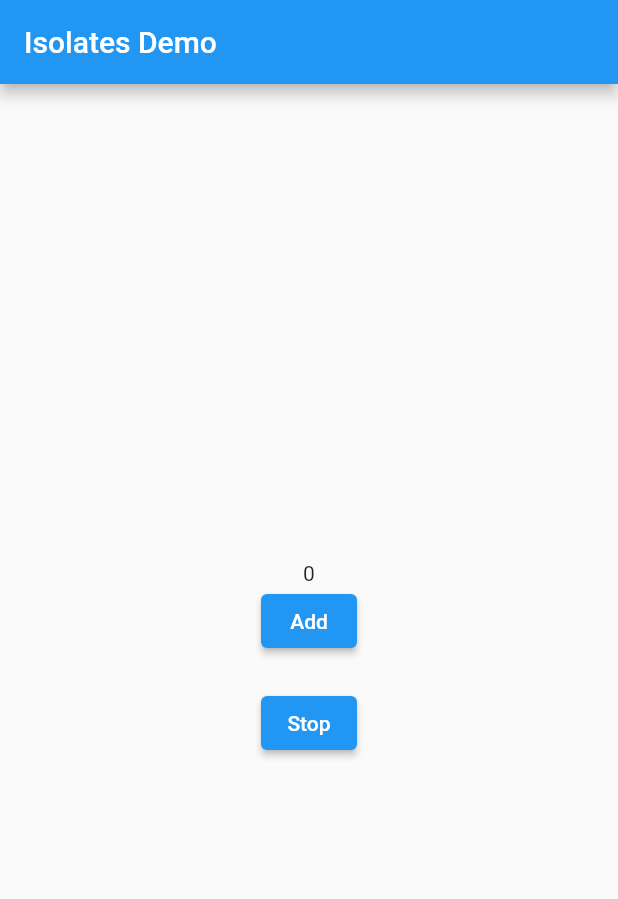
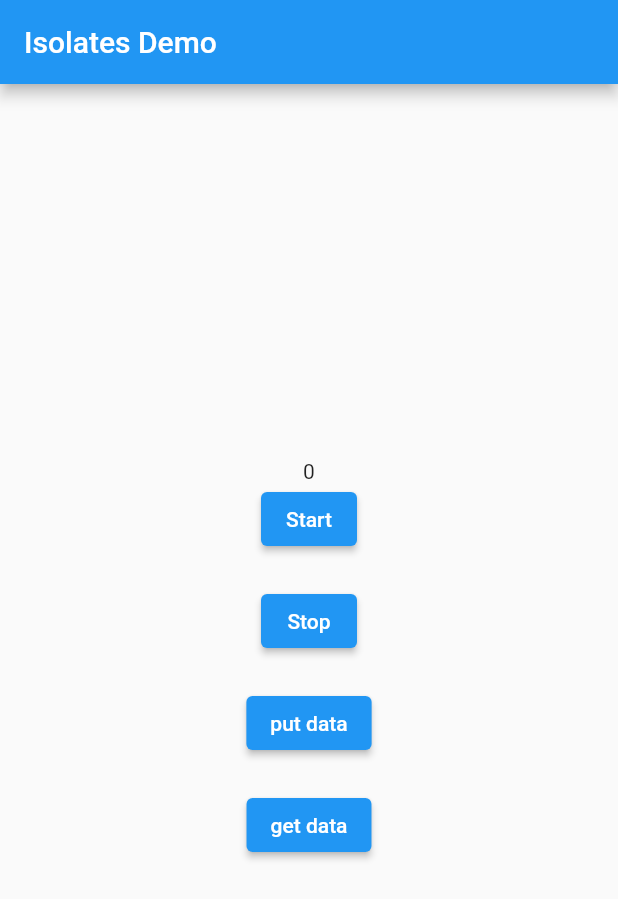
Before and after one commit to Fahim17/demoIsolateFlutter, a Flutter app: the screen it shows after launch, on a phone screen of 412 x 824 dp. Shown: the top 899 px of the screen. Run offline on Flutter 3.47's test engine with Material 2 defaults, Android fonts, the phone set to English and light mode, and no system bars; our stand-ins replace battery_plus, device_info_plus, geolocator, hive, hive_flutter, location; missing offline and left inert: flutter_background_service; accounts and stored records are empty.

Commit message:
hive needs work

```diff
--- /dev/null
+++ b/lib/hivedb.dart
@@ -0,0 +1,12 @@
+import 'package:hive/hive.dart';
+import 'hiveObjectModal.dart';
+
+class HiveDB {
+  static put() async {
+    var box = await Hive.openBox('myBox');
+
+    box.put(0, {'naam': 'abul', 'phone': '0174'});
+
+    print('putting data success');
+  }
+}
--- a/lib/main.dart
+++ b/lib/main.dart
@@ -8,10 +8,14 @@ import 'package:flutter/foundation.dart';
 import 'package:flutter/material.dart';
 import 'package:flutter_background_service/flutter_background_service.dart';
 import 'package:geolocator/geolocator.dart';
+import 'package:hive/hive.dart';
+import 'package:hive_flutter/hive_flutter.dart';
 import 'package:http/http.dart' as http;
-
+import 'package:path_provider/path_provider.dart' as pathProvider;
 import 'package:location/location.dart';
 import 'package:intl/intl.dart';
+
+import 'hivedb.dart';
 
 String androidId = '';
 double? lat = 0.0;
@@ -33,7 +37,7 @@ void main() async {
   // _batteryStateSubscription =
   //     _battery.onBatteryStateChanged.listen(_updateBatteryState);
 
-//----------- Location------------
+//----------- Location Permission------------
   Location location = new Location();
   location.enableBackgroundMode();
   late bool _serviceEnabled;
@@ -56,7 +60,7 @@ void main() async {
   }
 
 //------------------------------------------------------
-  //await initializeService();
+
   print('THIS IS MAIN FUNCTION');
   runApp(MyApp());
 }
@@ -114,24 +118,23 @@ void onStart() {
     }
   });
   final DeviceInfoPlugin deviceInfoPlugin = DeviceInfoPlugin();
-  Location;
   // bring to foreground
   service.setForegroundMode(true);
+
+  //------------------Loop start----------------
   Timer.periodic(const Duration(seconds: 5), (timer) async {
     //if (!(await service.isServiceRunning())) timer.cancel();
+
+    //----------------Set Notification------------------
     service.setNotificationInfo(
       title: "Background Service testing",
       content: "Updated at ${DateTime.now()}",
     );
-//----------------------------------
+    //----------------------------------------------------
 
     final info = await deviceInfoPlugin.androidInfo;
     androidId = info.androidId.toString();
-    //print('android Id :' + androidId);
-
-    // var battery = Battery();
-    // batteryStatus = await battery.batteryLevel.toString();
-    //print('Battery: $batteryStatus');
+    //------------------------Geo Location-----------------
 
     Position? position = await Geolocator.getCurrentPosition();
     if (position != null) {
@@ -140,23 +143,34 @@ void onStart() {
     }
     print('latlong: $lat, $long');
 
+    //------------------Time Date----------------------------------
     var now = DateTime.now();
     var formatter = DateFormat('dd-MM-yyyy');
     formattedDate = formatter.format(now);
-    //print('date: $formattedDate');
-//----------------------------------
+    //-------------------------------------------------
 
+    //---------------HIVE-------------------
+    // Directory directory = await pathProvider.getApplicationDocumentsDirectory();
+    // Hive.init('/data/user/0/com.example.demoisolate/app_flutter');
+    // var box = await Hive.openBox('myBox');
+
+    // print(box.getAt(0)['naam']);
+    // print(box.getAt(0)['phone']);
+    //----------------------------------
+
+    //--------------------Api Hit Logic-----------------------------
     if (mobileNo == '' && syncCode == '') {
       getMobileAndSync();
     } else {
       sendActivity(timer);
     }
-
+    //--------------------Api Hit Logic-----------------------------
     service.sendData(
       {
         //"current_date": DateTime.now().toIso8601String(),
       },
     );
+    //-------------------------------------------------
   });
 }
 
@@ -232,12 +246,19 @@ class _MyHomePageState extends State<MyHomePage> {
   @override
   void initState() {
     super.initState();
+    initHiveDB();
   }
 
   // Future<void> runCompute() async {
   //   count = await compute(computeFunction, 2000);
   //   setState(() {});
   // }
+  Future<void> initHiveDB() async {
+    // await Hive.initFlutter();
+    Directory directory = await pathProvider.getApplicationDocumentsDirectory();
+    print(directory.path);
+    Hive.init(directory.path);
+  }
 
   @override
   Widget build(BuildContext context) {
@@ -251,7 +272,7 @@ class _MyHomePageState extends State<MyHomePage> {
           children: <Widget>[
             Text(count.toString()),
             ElevatedButton(
-              child: Text("Add"),
+              child: Text("Start"),
               onPressed: () async {
                 count++;
                 await initializeService();
@@ -264,14 +285,39 @@ class _MyHomePageState extends State<MyHomePage> {
             ElevatedButton(
               child: Text("Stop"),
               onPressed: () async {
-                count--;
-                final service = FlutterBackgroundService();
-                var isRunning = await service.isServiceRunning();
-                if (isRunning) {
-                  service.sendData(
-                    {"action": "stopService"},
-                  );
-                }
+                // count--;
+                // final service = FlutterBackgroundService();
+                // var isRunning = await service.isServiceRunning();
+                // if (isRunning) {
+                //   service.sendData(
+                //     {"action": "stopService"},
+                //   );
+                // }
+
+                setState(() {});
+              },
+            ),
+            const SizedBox(
+              height: 20,
+            ),
+            ElevatedButton(
+              child: Text("put data"),
+              onPressed: () async {
+                HiveDB.put();
+                setState(() {});
+              },
+            ),
+            const SizedBox(
+              height: 20,
+            ),
+            ElevatedButton(
+              child: Text("get data"),
+              onPressed: () async {
+                var box = await Hive.openBox('myBox');
+
+                print(box.getAt(0)['naam']);
+                print(box.getAt(0)['phone']);
+                //count = box.get('name');
                 setState(() {});
               },
             ),
--- a/pubspec.yaml
+++ b/pubspec.yaml
@@ -42,6 +42,9 @@ dependencies:
   location: ^4.3.0
   intl: ^0.17.0
   flutter_isolate: ^2.0.0
+  hive: ^2.0.6
+  hive_flutter: ^1.1.0
+  path_provider: ^2.0.9
 
 dev_dependencies:
   flutter_test:
```
Also changed, not shown: lib/hiveObjectModal.dart (added, +10 -0 lines), pubspec.lock.
